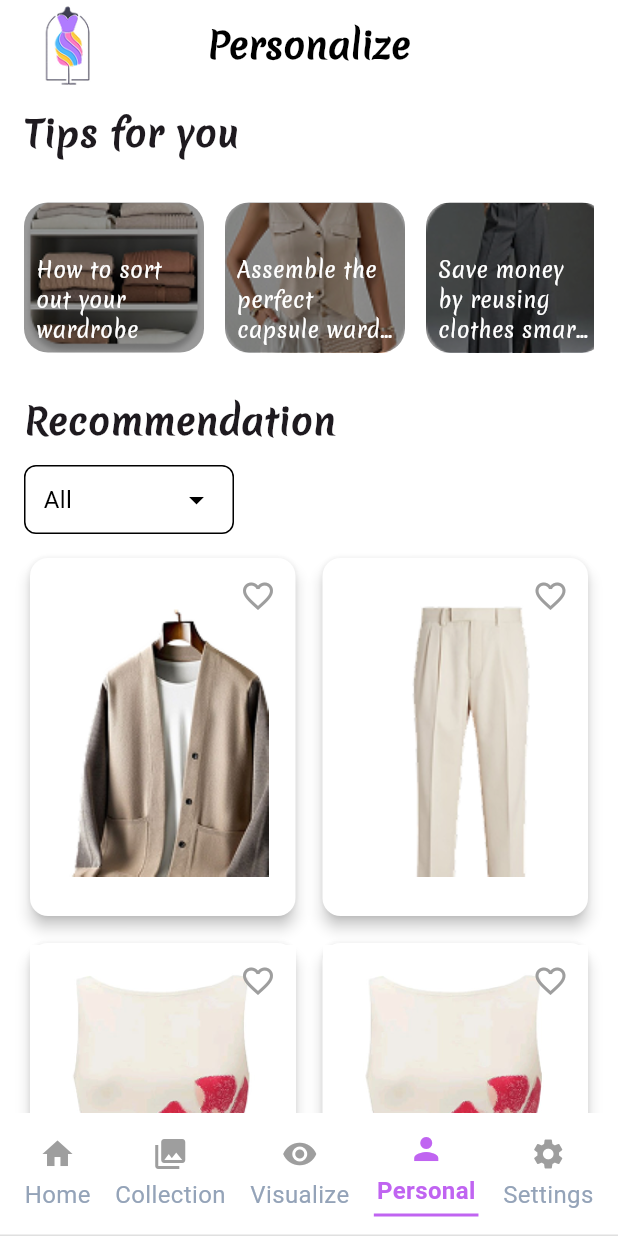
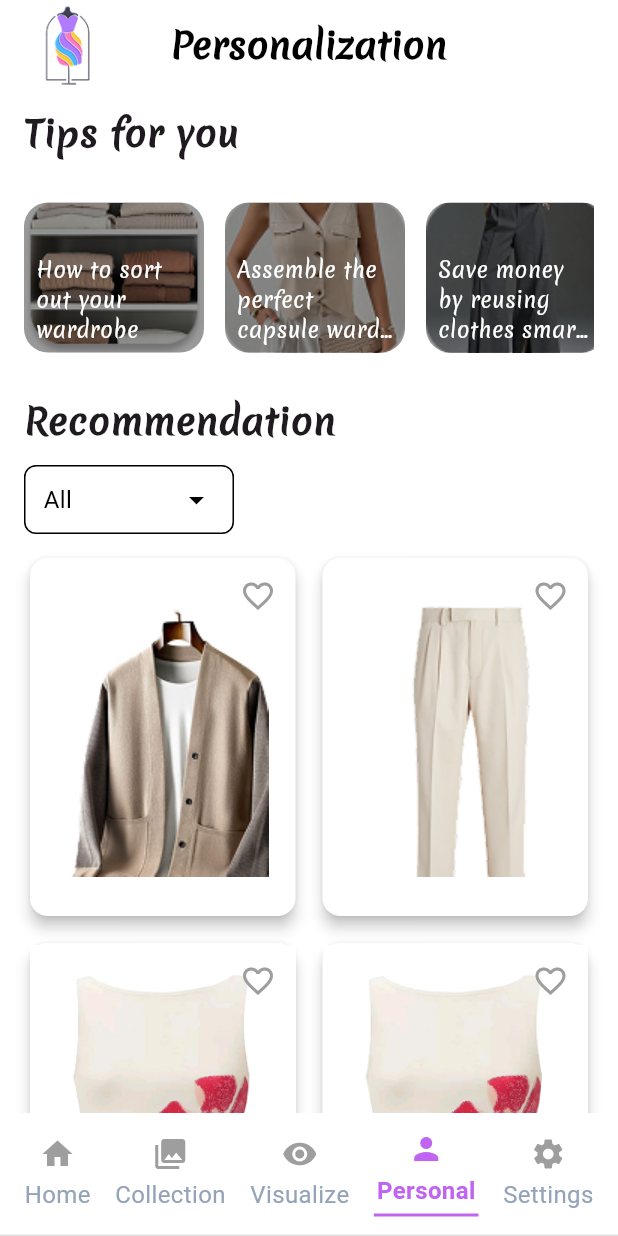
Before and after one commit to NimolChan/Project_Mobile, a Flutter app: the PersonalizationScreen screen opened by its route, on a phone screen of 412 x 824 dp. Run offline on Flutter 3.47's test engine with Material 3 defaults, Android fonts, the phone set to English and light mode, and no system bars.

Commit message:
solve conflicts

```diff
--- a/lib/routes/routes.dart
+++ b/lib/routes/routes.dart
@@ -1,8 +1,7 @@
 import 'package:flutter/material.dart';
-import 'package:stylishcloset/screens/authentication/index.dart';
+import 'package:stylishcloset/screens/authentication/signup_screen.dart';
 // import 'package:stylishcloset/screens/authentication/index.dart';
 // import 'package:stylishcloset/screens/authentication/login_screen.dart';
-// import 'package:stylishcloset/screens/authentication/signup_screen.dart';
 import 'package:stylishcloset/screens/collection/index.dart';
 import 'package:stylishcloset/screens/home/index.dart';
 import 'package:stylishcloset/screens/personalization/personalize_screen.dart';
@@ -14,7 +13,7 @@ class RouteGenerator {
     Widget page;
     switch (settings.name) {
       case '/auth':
-        page = AuthenticationScreen();
+        page = SignUpScreen();
         break;
 
       case '/home':
--- a/lib/screens/personalization/personalize_screen.dart
+++ b/lib/screens/personalization/personalize_screen.dart
@@ -34,7 +34,7 @@ class _PersonalizationScreenState extends State<PersonalizationScreen> {
           children: [
             /// Centered title
             const Text(
-              'Personalize',
+              'Personalization',
               style: TextStyle(
                 fontSize: 24,
                 fontWeight: FontWeight.bold,
```
Also changed, not shown: lib/screens/visualization/index.dart (+41 -17 lines).
